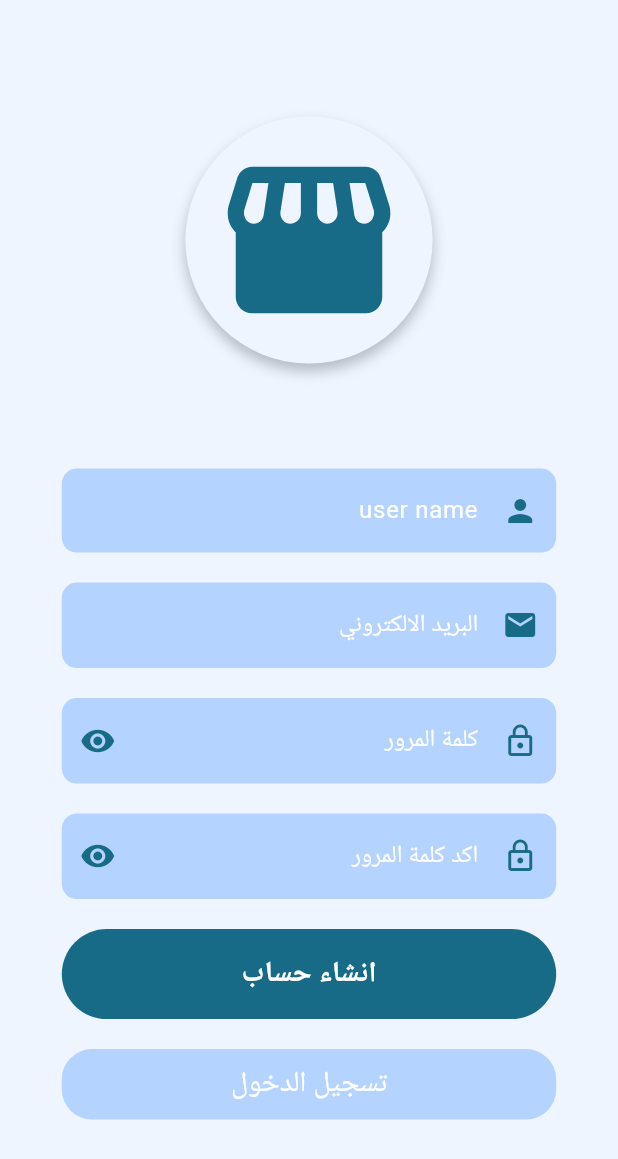
After one commit to Kinan11z/my_storage, a Flutter app: the SingUp screen opened directly, on a phone screen of 412 x 824 dp. The commit adds this screen. Shown: the top 1159 px of the screen. Run offline on Flutter 3.47's test engine with Material 3 defaults, Android fonts, the phone set to English and light mode, and no system bars; our stand-ins replace bloc, flutter_bloc, flutter_svg.

Commit message:
create screens singIn and singUp

```diff
--- a/lib/main.dart
+++ b/lib/main.dart
@@ -1,7 +1,11 @@
 import 'package:flutter/material.dart';
 import 'package:my_storage/core/constant/app_theme.dart';
+import 'package:my_storage/views/screens/add_product.dart';
 import 'package:my_storage/views/screens/login_screen.dart';
 import 'package:my_storage/views/screens/onboarding_screen.dart';
+import 'package:my_storage/views/screens/products.dart';
+import 'package:my_storage/views/screens/singup_screen.dart';
+import 'package:my_storage/views/screens/splash_screen.dart';
 
 void main() {
   runApp(const MyStorage());
@@ -14,7 +18,7 @@ class MyStorage extends StatelessWidget {
   Widget build(BuildContext context) {
     return MaterialApp(
       debugShowCheckedModeBanner: false,
-      home: const Login(),
+      home: const OnBoarding(),
       theme: appTheme,
     );
   }
--- a/lib/views/screens/login_screen.dart
+++ b/lib/views/screens/login_screen.dart
@@ -1,10 +1,10 @@
-import 'dart:ffi';
-
 import 'package:flutter/material.dart';
-import 'package:flutter/widgets.dart';
 import 'package:flutter_svg/svg.dart';
 import 'package:my_storage/core/constant/app_colors.dart';
 import 'package:my_storage/core/constant/app_images.dart';
+import 'package:my_storage/views/screens/homepage.dart';
+import 'package:my_storage/views/screens/singup_screen.dart';
+import 'package:my_storage/views/widgets/custom_onboarding_button.dart';
 import 'package:my_storage/views/widgets/custom_small_button.dart';
 import 'package:my_storage/views/widgets/custom_text_form_field.dart';
 
@@ -62,12 +62,17 @@ class Login extends StatelessWidget {
                 ),
                 SizedBox(
                   width: width * 0.8,
-                  child: CustomSmallButton(
+                  child: CustomOnBoardingButton(
                     onTap: () {
-                      Navigator.pop(context);
+                      Navigator.pushReplacement(
+                        context,
+                        MaterialPageRoute(
+                          builder: (context) => const HomePage(),
+                        ),
+                      );
                     },
                     text: "تسجيل",
-                    backgroundColor: AppColors.primaryColor,
+                    // backgroundColor: AppColors.primaryColor,
                   ),
                 ),
                 const SizedBox(
@@ -77,7 +82,11 @@ class Login extends StatelessWidget {
                   width: width * 0.8,
                   child: CustomSmallButton(
                     onTap: () {
-                      Navigator.pop(context);
+                      Navigator.push(
+                          context,
+                          MaterialPageRoute(
+                            builder: (context) => const SingUp(),
+                          ));
                     },
                     text: "انشاء حساب ",
                     backgroundColor: AppColors.buttonColor,
--- a/lib/views/screens/onboarding_screen.dart
+++ b/lib/views/screens/onboarding_screen.dart
@@ -1,6 +1,7 @@
 import 'package:flutter/material.dart';
 import 'package:my_storage/core/constant/app_styles.dart';
-import 'package:my_storage/views/screens/homepage.dart';
+//import 'package:my_storage/views/screens/homepage.dart';
+import 'package:my_storage/views/screens/login_screen.dart';
 import 'package:my_storage/views/widgets/custom_onboarding_button.dart';
 import 'package:my_storage/views/widgets/logo_store.dart';
 
@@ -31,7 +32,7 @@ class OnBoarding extends StatelessWidget {
                   Navigator.pushReplacement(
                     context,
                     MaterialPageRoute(
-                      builder: (context) => const HomePage(),
+                      builder: (context) => const Login(),
                     ),
                   );
                 },
--- /dev/null
+++ b/lib/views/screens/singup_screen.dart
@@ -0,0 +1,147 @@
+import 'package:flutter/material.dart';
+import 'package:flutter_svg/svg.dart';
+import 'package:my_storage/core/constant/app_colors.dart';
+import 'package:my_storage/core/constant/app_images.dart';
+import 'package:my_storage/views/screens/homepage.dart';
+import 'package:my_storage/views/screens/login_screen.dart';
+import 'package:my_storage/views/widgets/custom_onboarding_button.dart';
+import 'package:my_storage/views/widgets/custom_small_button.dart';
+import 'package:my_storage/views/widgets/custom_text_form_field.dart';
+
+class SingUp extends StatelessWidget {
+  const SingUp({super.key});
+
+  @override
+  Widget build(BuildContext context) {
+    double height = MediaQuery.sizeOf(context).height;
+    double width = MediaQuery.sizeOf(context).width;
+
+    return Scaffold(
+      body: Center(
+        child: SingleChildScrollView(
+          child: Column(
+            mainAxisAlignment: MainAxisAlignment.center,
+            children: [
+              Container(
+                height: height * 0.20,
+                decoration: const BoxDecoration(boxShadow: [
+                  BoxShadow(
+                      blurRadius: 7,
+                      spreadRadius: 0.2,
+                      offset: Offset(0, 5),
+                      color: Color.fromARGB(60, 0, 0, 0)),
+                ], color: AppColors.backgroundColor, shape: BoxShape.circle),
+                child: Center(
+                  child: SvgPicture.asset(AppImages.store),
+                ),
+              ),
+              const SizedBox(
+                height: 20,
+              ),
+              Column(
+                mainAxisAlignment: MainAxisAlignment.center,
+                children: [
+                  const SizedBox(
+                    height: 50.0,
+                  ),
+                  SizedBox(
+                    width: width * 0.8,
+                    child: const CustomTextFormField(
+                      hintText: "user name",
+                      suffixIcon: Icon(
+                        Icons.person,
+                        color: AppColors.primaryColor,
+                      ),
+                    ),
+                  ),
+                  const SizedBox(
+                    height: 20.0,
+                  ),
+                  SizedBox(
+                    width: width * 0.8,
+                    child: const CustomTextFormField(
+                      hintText: "البريد الالكتروني",
+                      suffixIcon: Icon(
+                        Icons.email,
+                        color: AppColors.primaryColor,
+                      ),
+                    ),
+                  ),
+                  const SizedBox(
+                    height: 20,
+                  ),
+                  SizedBox(
+                    width: width * 0.8,
+                    child: const CustomTextFormField(
+                      hintText: "كلمة المرور",
+                      suffixIcon: Icon(
+                        Icons.lock_outline,
+                        color: AppColors.primaryColor,
+                      ),
+                      prefIcon: Icon(
+                        Icons.remove_red_eye,
+                        color: AppColors.primaryColor,
+                      ),
+                    ),
+                  ),
+                  const SizedBox(
+                    height: 20.0,
+                  ),
+                  SizedBox(
+                    width: width * 0.8,
+                    child: const CustomTextFormField(
+                      hintText: "اكد كلمة المرور",
+                      suffixIcon: Icon(
+                        Icons.lock_outline,
+                        color: AppColors.primaryColor,
+                      ),
+                      prefIcon: Icon(
+                        Icons.remove_red_eye,
+                        color: AppColors.primaryColor,
+                      ),
+                    ),
+                  ),
+                  const SizedBox(
+                    height: 20.0,
+                  ),
+                  SizedBox(
+                    width: width * 0.8,
+                    child: CustomOnBoardingButton(
+                      onTap: () {
+                        // not replacement page
+                        Navigator.pushReplacement(
+                          context,
+                          MaterialPageRoute(
+                            builder: (context) => const HomePage(),
+                          ),
+                        );
+                      },
+                      text: "انشاء حساب",
+                    ),
+                  ),
+                  const SizedBox(
+                    height: 20.0,
+                  ),
+                  SizedBox(
+                    width: width * 0.8,
+                    child: CustomSmallButton(
+                      onTap: () {
+                        Navigator.push(
+                            context,
+                            MaterialPageRoute(
+                              builder: (context) => const Login(),
+                            ));
+                      },
+                      text: "تسجيل الدخول",
+                      backgroundColor: AppColors.buttonColor,
+                    ),
+                  ),
+                ],
+              ),
+            ],
+          ),
+        ),
+      ),
+    );
+  }
+}
--- a/lib/views/widgets/custom_text_form_field.dart
+++ b/lib/views/widgets/custom_text_form_field.dart
@@ -2,8 +2,16 @@ import 'package:flutter/material.dart';
 import 'package:my_storage/core/constant/app_colors.dart';
 
 class CustomTextFormField extends StatelessWidget {
-  const CustomTextFormField({super.key, required this.hintText});
+  const CustomTextFormField(
+      {super.key,
+      required this.hintText,
+      this.icon,
+      this.prefIcon,
+      this.suffixIcon});
   final String hintText;
+
+  final Icon? icon, prefIcon, suffixIcon;
+
   @override
   Widget build(BuildContext context) {
     return TextFormField(
@@ -11,6 +19,9 @@ class CustomTextFormField extends StatelessWidget {
       decoration: InputDecoration(
         hintTextDirection: TextDirection.rtl,
         hintText: hintText,
+        suffixIcon: suffixIcon,
+        icon: icon,
+        prefixIcon: prefIcon,
         hintStyle: const TextStyle(
           color: AppColors.white,
         ),
```
